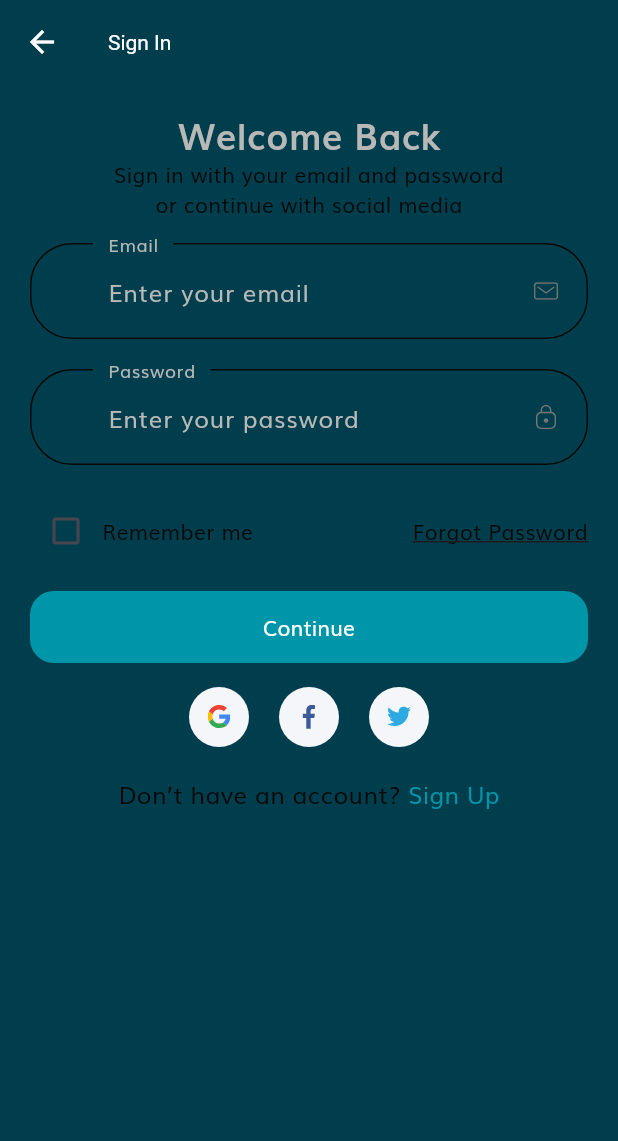
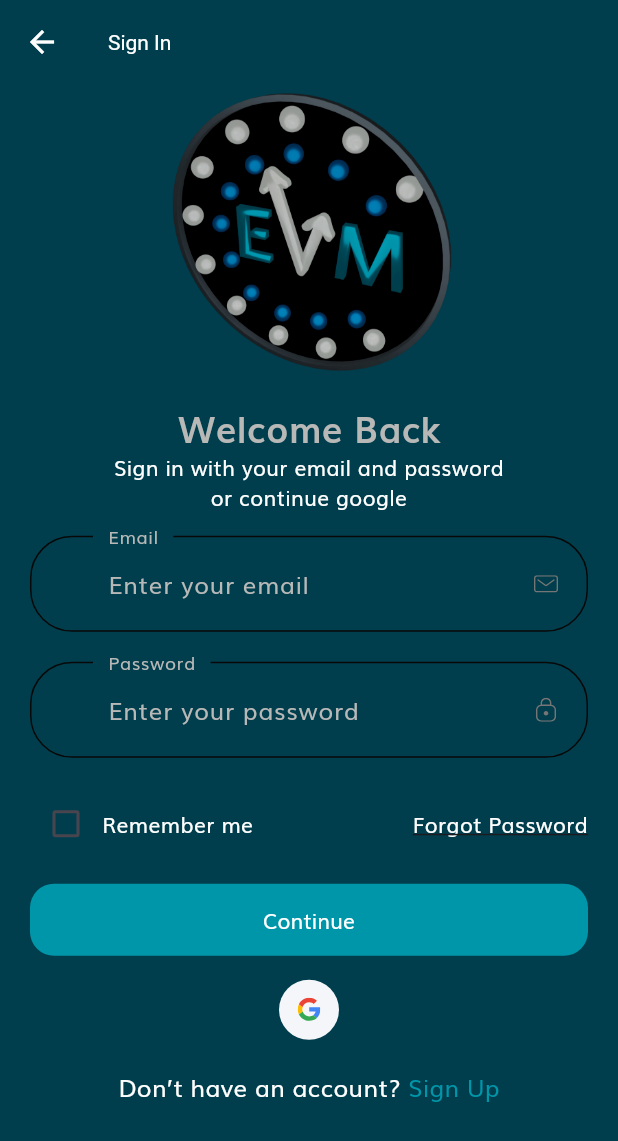
Before and after one commit to imaddamianos/evminute, a Flutter app: the SignInScreen screen opened by its route, on a phone screen of 412 x 824 dp. Shown: the top 1141 px of the screen. Run offline on Flutter 3.47's test engine with Material 3 defaults, Android fonts, the phone set to English and light mode, and no system bars; our stand-ins replace firebase_auth, firebase_core, flutter_svg, google_sign_in; missing offline and left inert: firebase_ui_auth, firebase_ui_oauth_google; accounts and stored records are empty.

Commit message:
change first page

```diff
--- a/lib/components/no_account_text.dart
+++ b/lib/components/no_account_text.dart
@@ -15,7 +15,7 @@ class NoAccountText extends StatelessWidget {
       children: [
         const Text(
           "Don’t have an account? ",
-          style: TextStyle(fontSize: 16),
+          style: TextStyle(fontSize: 16, color: Colors.white),
         ),
         GestureDetector(
           onTap: () => Navigator.pushNamed(context, SignUpScreen.routeName),
--- a/lib/main.dart
+++ b/lib/main.dart
@@ -1,7 +1,5 @@
-import 'package:evminute/firebase_options.dart';
-import 'package:firebase_core/firebase_core.dart';
 import 'package:flutter/material.dart';
-import 'package:evminute/screens/splash/splash_screen.dart';
+import 'package:evminute/screens/sign_in/sign_in_screen.dart';
 
 import 'routes.dart';
 import 'theme.dart';
@@ -20,7 +18,7 @@ class MyApp extends StatelessWidget {
       debugShowCheckedModeBanner: false,
       title: 'The Flutter Way - Template',
       theme: AppTheme.lightTheme(context),
-      initialRoute: SplashScreen.routeName,
+      initialRoute: SignInScreen.routeName,
       routes: routes,
     );
   }
--- a/lib/screens/sign_in/components/sign_form.dart
+++ b/lib/screens/sign_in/components/sign_form.dart
@@ -120,14 +120,19 @@ class _SignFormState extends State<SignForm> {
                   });
                 },
               ),
-              const Text("Remember me"),
+              const Text(
+                "Remember me",
+                style: TextStyle(color: Colors.white),
+              ),
               const Spacer(),
               GestureDetector(
                 onTap: () => Navigator.pushNamed(
                     context, ForgotPasswordScreen.routeName),
                 child: const Text(
                   "Forgot Password",
-                  style: TextStyle(decoration: TextDecoration.underline),
+                  style: TextStyle(
+                      decoration: TextDecoration.underline,
+                      color: Colors.white),
                 ),
               )
             ],
--- a/lib/screens/sign_in/sign_in_screen.dart
+++ b/lib/screens/sign_in/sign_in_screen.dart
@@ -42,6 +42,10 @@ class SignInScreen extends StatelessWidget {
             child: SingleChildScrollView(
               child: Column(
                 children: [
+                  Image.asset(
+                    "assets/images/splash_1.png",
+                    width: 200,
+                  ),
                   const SizedBox(height: 16),
                   const Text(
                     "Welcome Back",
@@ -52,8 +56,9 @@ class SignInScreen extends StatelessWidget {
                     ),
                   ),
                   const Text(
-                    "Sign in with your email and password  \nor continue with social media",
+                    "Sign in with your email and password  \nor continue google",
                     textAlign: TextAlign.center,
+                    style: TextStyle(color: Colors.white),
                   ),
                   const SizedBox(height: 16),
                   const SignForm(),
@@ -67,14 +72,14 @@ class SignInScreen extends StatelessWidget {
                           signInWithGoogle();
                         },
                       ),
-                      SocalCard(
-                        icon: "assets/icons/facebook-2.svg",
-                        press: () {},
-                      ),
-                      SocalCard(
-                        icon: "assets/icons/twitter.svg",
-                        press: () {},
-                      ),
+                      // SocalCard(
+                      //   icon: "assets/icons/facebook-2.svg",
+                      //   press: () {},
+                      // ),
+                      // SocalCard(
+                      //   icon: "assets/icons/twitter.svg",
+                      //   press: () {},
+                      // ),
                     ],
                   ),
                   const SizedBox(height: 20),
```
